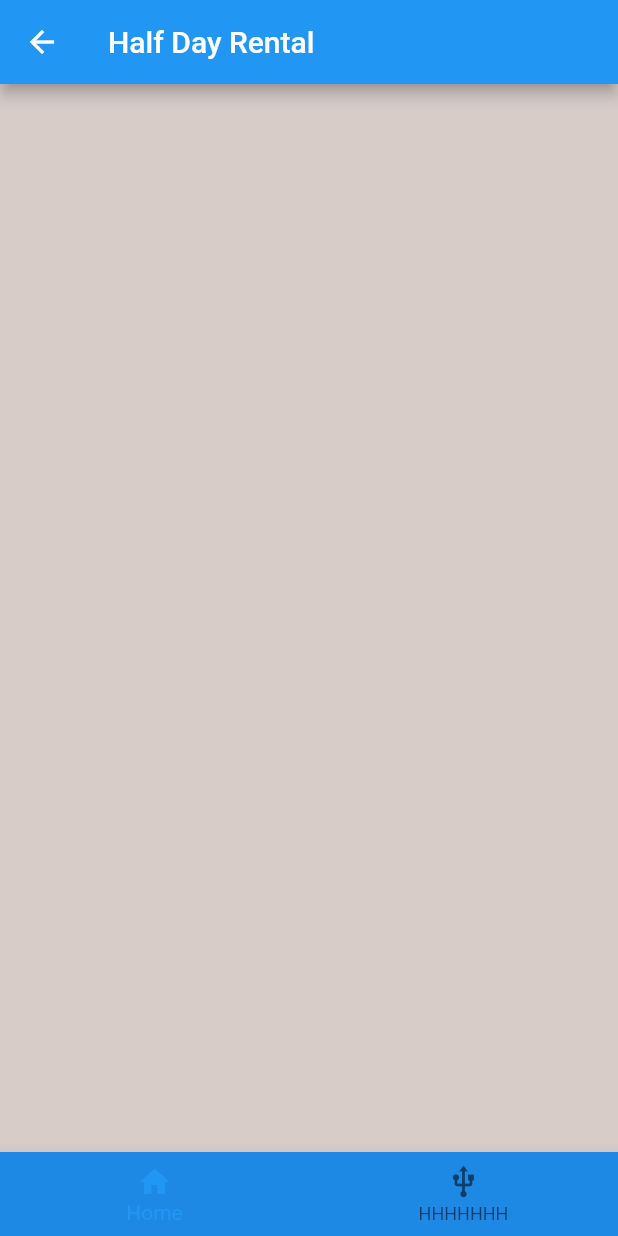
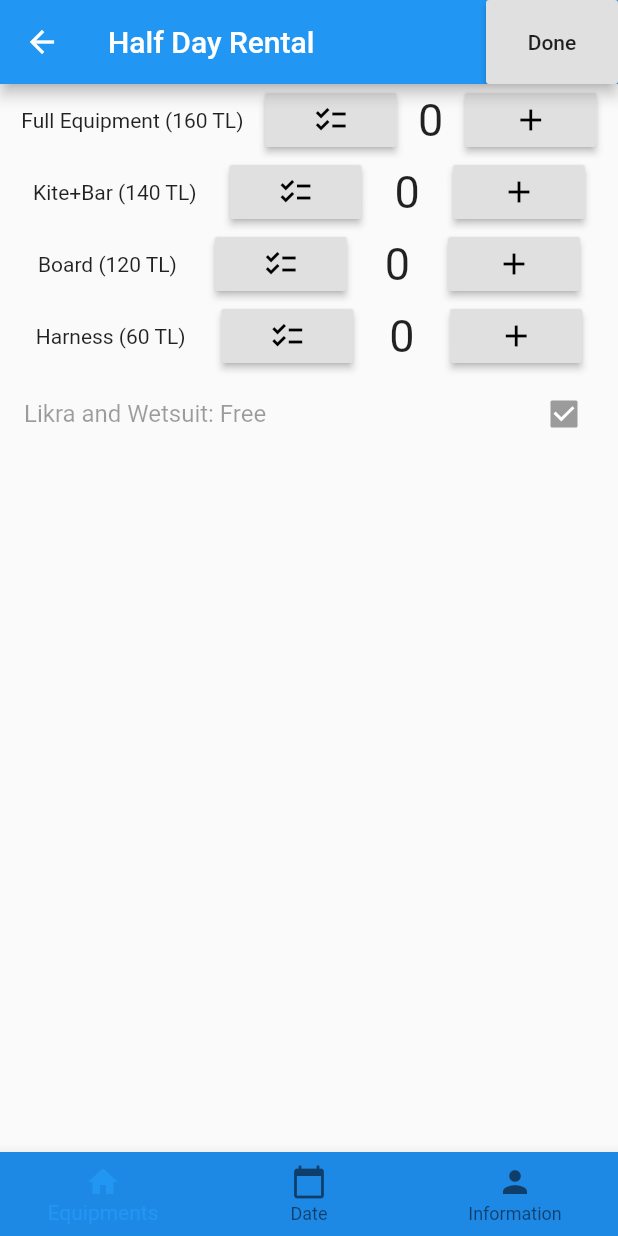
Before and after one commit to guluutku/kbg_application, a Flutter app: the AnonRentalPage screen opened directly, after a tap on "Half day rental", on a phone screen of 412 x 824 dp. Run offline on Flutter 3.47's test engine with Material 2 defaults, Android fonts, the phone set to English and light mode, and no system bars; our stand-ins replace cloud_firestore, firebase_auth, flutter_spinkit, table_calendar; accounts and stored records are empty.

Commit message:
Half day rent için botom navigation bar yapıldı

```diff
--- a/lib/screens/anonymously/anonRental/anonHalfDay.dart
+++ b/lib/screens/anonymously/anonRental/anonHalfDay.dart
@@ -2,17 +2,27 @@ import 'package:flutter/material.dart';
 import 'package:flutter/cupertino.dart';
 import 'package:flutter/services.dart';
 import 'package:intl/intl.dart';
+import 'package:kbgapp/screens/sharedScreens/halfDayRental.dart';
+import 'package:kbgapp/screens/sharedScreens/information.dart';
+import 'package:kbgapp/screens/sharedScreens/startDate.dart';
 
 import 'package:kbgapp/services/database.dart';
 import 'package:kbgapp/sharedCode/textInpuDecoration.dart';
 import '../anonHome.dart';
 
-class HalfDayRental extends StatefulWidget {
+class AnonHalfDayRental extends StatefulWidget {
   @override
-  _HalfDayRentalState createState() => _HalfDayRentalState();
+  _AnonHalfDayRentalState createState() => _AnonHalfDayRentalState();
 }
 
-class _HalfDayRentalState extends State<HalfDayRental> {
+class _AnonHalfDayRentalState extends State<AnonHalfDayRental> {
+
+  int _selectedPage = 0;
+  final _pageOptions = [
+    HalfDayRental(),
+    StartDate(),
+    Information(),
+  ];
 
   DatabaseService _databaseService = new DatabaseService();
 
@@ -23,24 +33,44 @@ class _HalfDayRentalState extends State<HalfDayRental> {
 
       appBar: AppBar(
         title: Text('Half Day Rental'),
+        actions: <Widget>[
+          RaisedButton(
+            child: Text("Done"),
+            onPressed: () {
+              rentConfirmation(context);
+            },
+          )
+        ],
       ),
+      body: _pageOptions[_selectedPage],
       bottomNavigationBar: BottomNavigationBar(
+        currentIndex: _selectedPage,
         backgroundColor: Colors.blue[600],
+
+        onTap: (int index){
+          setState(() {
+            _selectedPage = index;
+          });
+        },
+
         items: [
           BottomNavigationBarItem(
             icon: Icon(Icons.home),
-            title: Text("Home"),
+            title: Text("Equipments"),
           ),
           BottomNavigationBarItem(
-            icon: Icon(Icons.usb),
-            title: Text("HHHHHHH"),
+            icon: Icon(Icons.calendar_today),
+            title: Text("Date"),
+          ),
+          BottomNavigationBarItem(
+            icon: Icon(Icons.person),
+            title: Text("Information"),
           ),
         ],
       ),
     );
   }
 
-  /**
   void rentConfirmation(BuildContext context){
     var alertDialog = AlertDialog(
       title: Text(
@@ -48,19 +78,13 @@ class _HalfDayRentalState extends State<HalfDayRental> {
         style: TextStyle(fontWeight: FontWeight.bold),
       ),
       content: Text(
-          "The equipments you want to rent are:"
-              "$fullStack" +"  Full Equipment,  "
-              "$kiteBarStack"+"  Kite and Bar,  "
-              "$boardStack"+"  Boards,  "
-              "$harnessStack"+"  Harnesses  "
-              "Total: $totalHalfDayEquip  TL"
+         "asaddasda"
       ),
       actions: <Widget>[
         FlatButton(
           child: Text("Confirm & Continue"),
           onPressed: (){
-            _databaseService.anonCustomerDataUpdate(name, surname ,email, age,weight,phoneNumber);
-            _databaseService.anonHalfDayRentalData(fullStack, kiteBarStack, boardStack, harnessStack, totalHalfDayEquip, rentalDate);
+
             Navigator.push(
               context,
               MaterialPageRoute(builder: (context) => AnonymousHomePage()),
@@ -78,5 +102,5 @@ class _HalfDayRentalState extends State<HalfDayRental> {
         }
     );
   }
-      */
+
 }
--- a/lib/screens/anonymously/anonRental/anonRentalPage.dart
+++ b/lib/screens/anonymously/anonRental/anonRentalPage.dart
@@ -42,7 +42,7 @@ class _AnonRentalPageState extends State<AnonRentalPage> {
               onPressed: (){
                 Navigator.push(
                     context,
-                    MaterialPageRoute(builder: (context) => HalfDayRental())
+                    MaterialPageRoute(builder: (context) => AnonHalfDayRental())
                 );
               },
               child: Text("Half day rental"),
```
Also changed, not shown: lib/screens/Admin/adminHome.dart (added, +15 -0 lines), lib/screens/entryPage.dart (+6 -2 lines), lib/screens/sharedScreens/halfDayRental.dart (+13 -6 lines), lib/screens/sharedScreens/information.dart (+1 -17 lines), lib/screens/sharedScreens/startDate.dart (+2 -17 lines).
